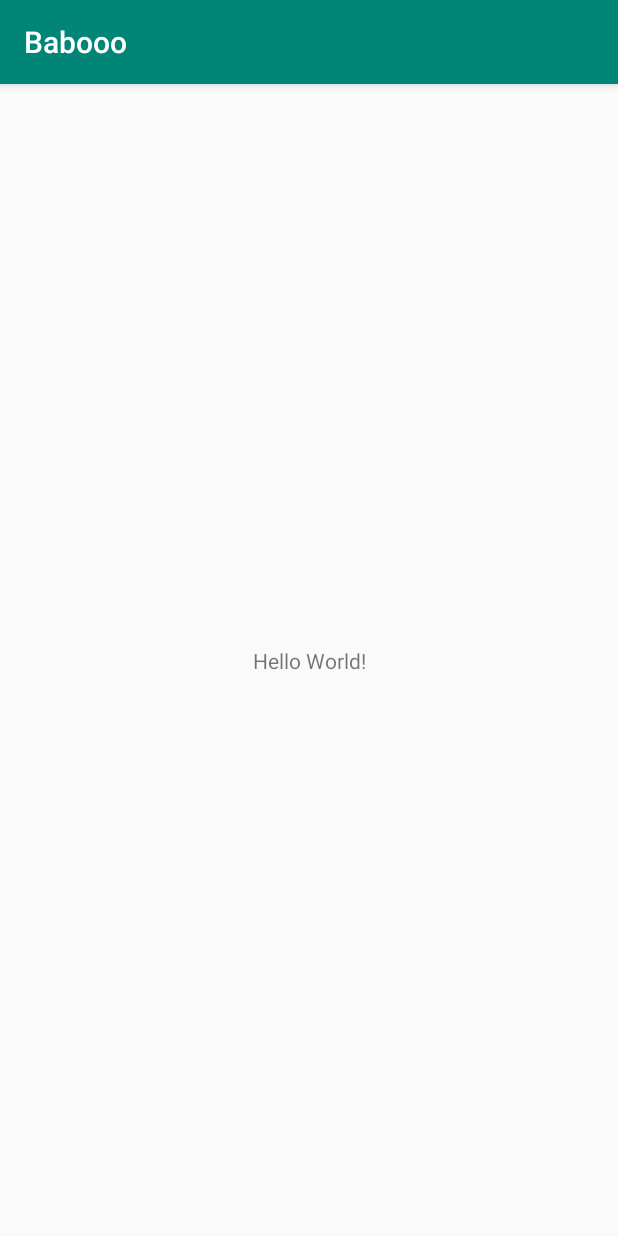
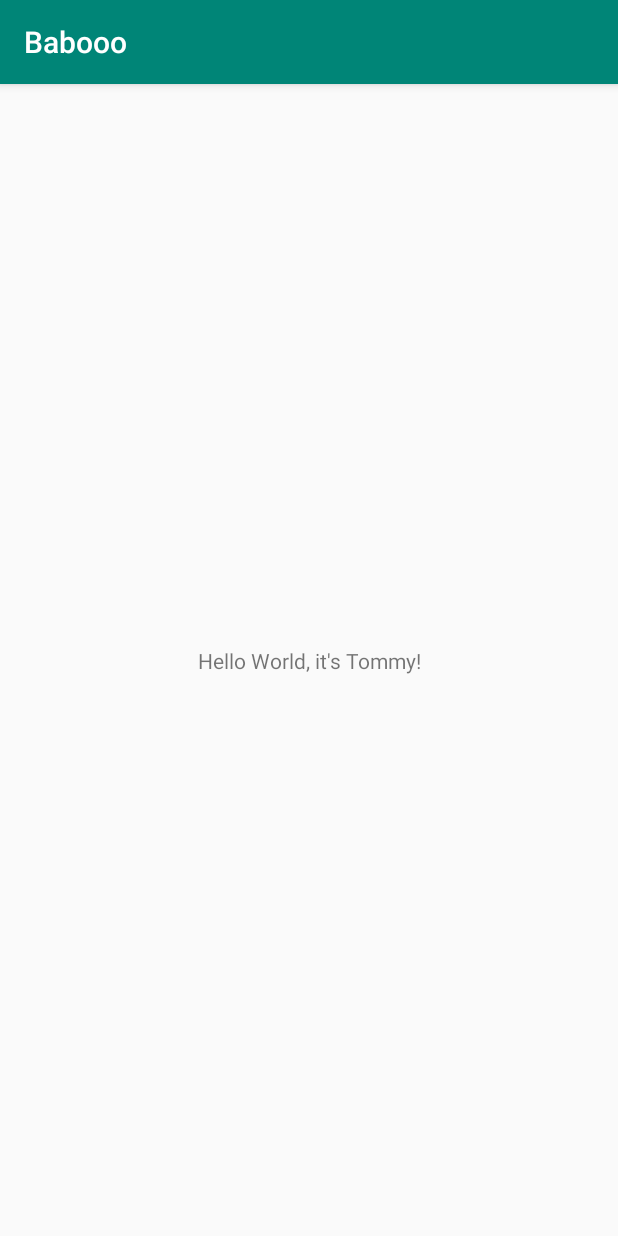
Before and after one commit to patrickleonardus/Babooo, an Android app: the screen it shows after launch (MainActivity), on a phone screen of 412 x 824 dp. Run offline under Robolectric (Android 15) with nearby library versions, the phone set to English and light mode, and no system bars.

Commit message:
Add hello it's tommy :D

```diff
--- a/app/src/main/java/com/example/babooo/MainActivity.java
+++ b/app/src/main/java/com/example/babooo/MainActivity.java
@@ -10,5 +10,6 @@ public class MainActivity extends AppCompatActivity {
     protected void onCreate(Bundle savedInstanceState) {
         super.onCreate(savedInstanceState);
         setContentView(R.layout.activity_main);
+
     }
 }
--- a/app/src/main/res/layout/activity_main.xml
+++ b/app/src/main/res/layout/activity_main.xml
@@ -9,7 +9,7 @@
     <TextView
         android:layout_width="wrap_content"
         android:layout_height="wrap_content"
-        android:text="Hello World!"
+        android:text="Hello World, it's Tommy!"
         app:layout_constraintBottom_toBottomOf="parent"
         app:layout_constraintLeft_toLeftOf="parent"
         app:layout_constraintRight_toRightOf="parent"
```
